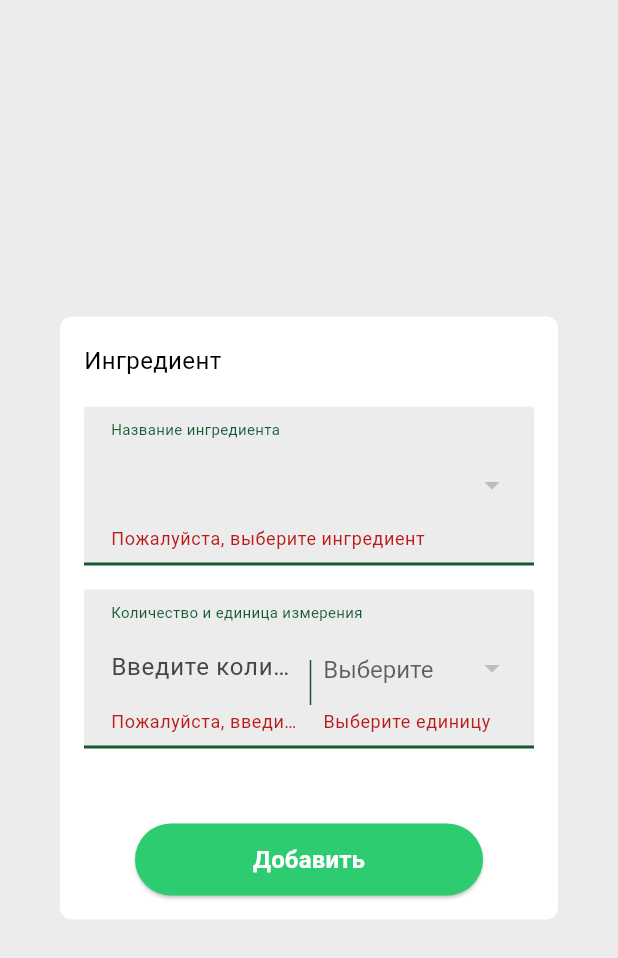
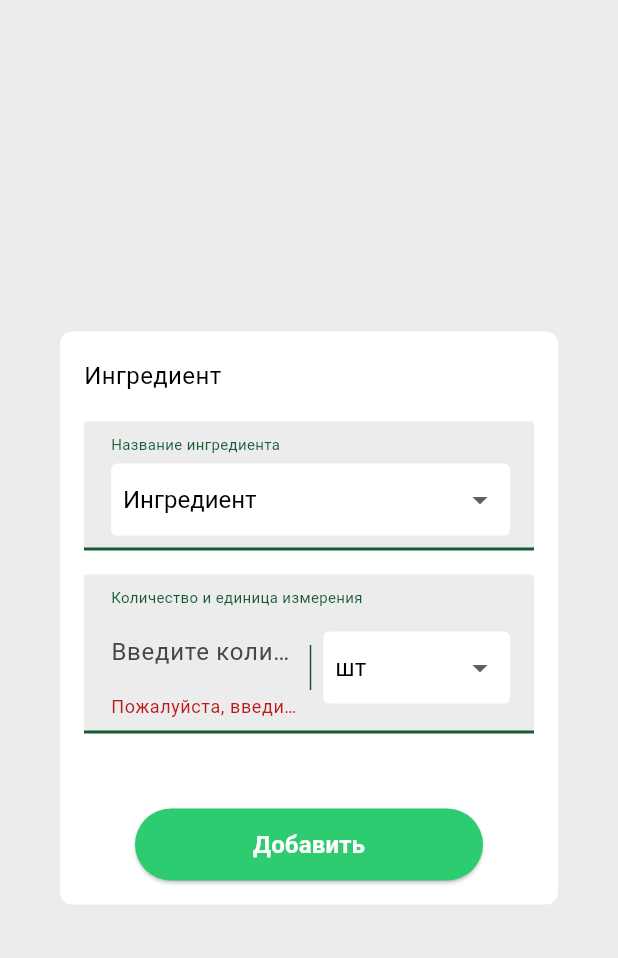
Before and after one commit to RurikV/flutter_recipe_app, a Flutter app: the IngredientDialog widget shown alone on an empty page, opened directly with empty values, after a tap on "Добавить", on a phone screen of 412 x 824 dp. Shown: the top 958 px of the screen. Run offline on Flutter 3.47's test engine with Material 3 defaults, Android fonts, the phone set to English and light mode, and no system bars; our stand-ins replace connectivity_plus, dio, drift, flutter_redux, get_it, image_picker and 4 more; missing offline and left inert: dart:ffi, tflite_flutter; accounts and stored records are empty; generated files the repository leaves out were written again; network calls fail.

Commit message:
Improve dropdown initialization logic and fallback defaults for `IngredientDialog`
- Added fallback defaults for ingredients and units to handle empty lists gracefully.
- Updated dropdown initialization and ensured proper safe values during widget build.
- Refactored dropdown UI for better styling and consistency.
- Included debug statements to aid in initialization verification during development.

```diff
--- a/lib/data/database/database_extensions.dart
+++ b/lib/data/database/database_extensions.dart
@@ -212,6 +212,15 @@ class DatabaseExtensions {
         uniqueUnits.add(ingredient.unit);
       }
     }
+
+    // If no units found in the database, return a default list of common units
+    if (uniqueUnits.isEmpty) {
+      return [
+        'г', 'кг', 'мл', 'л', 'шт', 'ст. ложка', 'ч. ложка', 'стакан',
+        'щепотка', 'по вкусу', 'зубчик'
+      ];
+    }
+
     return uniqueUnits.toList();
   }
 }
--- a/lib/widgets/ingredient/ingredient_dialog.dart
+++ b/lib/widgets/ingredient/ingredient_dialog.dart
@@ -32,6 +32,15 @@ class _IngredientDialogState extends State<IngredientDialog> {
     super.initState();
     _isEditMode = widget.ingredient != null;
 
+    // Ensure we have non-empty lists for dropdowns
+    final safeIngredients = widget.availableIngredients.isNotEmpty
+        ? widget.availableIngredients
+        : ['Ингредиент']; // Default if empty
+
+    final safeUnits = widget.availableUnits.isNotEmpty
+        ? widget.availableUnits
+        : ['шт']; // Default if empty
+
     if (_isEditMode) {
       // Initialize with the existing ingredient values
       _selectedIngredient = widget.ingredient!.name;
@@ -39,10 +48,15 @@ class _IngredientDialogState extends State<IngredientDialog> {
       _selectedUnit = widget.ingredient!.unit;
     } else {
       // Initialize with default values
-      _selectedIngredient = widget.availableIngredients.isNotEmpty ? widget.availableIngredients[0] : '';
+      _selectedIngredient = safeIngredients.first;
       _quantityController = TextEditingController();
-      _selectedUnit = widget.availableUnits.isNotEmpty ? widget.availableUnits[0] : '';
+      _selectedUnit = safeUnits.first;
     }
+
+    // Debug output to verify initialization
+    debugPrint('Initialized with _selectedIngredient=$_selectedIngredient, _selectedUnit=$_selectedUnit');
+    debugPrint('Available ingredients: ${safeIngredients.join(', ')}');
+    debugPrint('Available units: ${safeUnits.join(', ')}');
   }
 
   @override
@@ -54,6 +68,16 @@ class _IngredientDialogState extends State<IngredientDialog> {
   @override
   Widget build(BuildContext context) {
     debugPrint('Building IngredientDialog with _selectedIngredient=$_selectedIngredient, _selectedUnit=$_selectedUnit');
+
+    // Ensure we have non-empty lists for dropdowns
+    final safeIngredients = widget.availableIngredients.isNotEmpty
+        ? widget.availableIngredients
+        : ['Ингредиент']; // Default if empty
+
+    final safeUnits = widget.availableUnits.isNotEmpty
+        ? widget.availableUnits
+        : ['шт']; // Default if empty
+
     return Dialog(
       backgroundColor: Colors.white,
       shape: RoundedRectangleBorder(
@@ -132,17 +156,18 @@ class _IngredientDialogState extends State<IngredientDialog> {
                         else
                           Padding(
                             padding: const EdgeInsets.only(bottom: 8.0),
-                            child: Material(
-                              color: Colors.transparent,
-                              child: DropdownButtonFormField<String>(
-                                value: _selectedIngredient.isNotEmpty ? _selectedIngredient : null,
+                            child: Container(
+                              padding: const EdgeInsets.symmetric(horizontal: 8.0),
+                              decoration: BoxDecoration(
+                                color: Colors.white,
+                                borderRadius: BorderRadius.circular(4.0),
+                              ),
+                              child: DropdownButton<String>(
+                                value: _selectedIngredient.isNotEmpty ? _selectedIngredient : safeIngredients.first,
                                 isExpanded: true,
                                 icon: const Icon(Icons.arrow_drop_down),
-                                decoration: const InputDecoration(
-                                  border: InputBorder.none,
-                                  contentPadding: EdgeInsets.zero,
-                                ),
-                                items: widget.availableIngredients.toSet().toList().map((ingredient) {
+                                underline: Container(height: 0),
+                                items: safeIngredients.toSet().toList().map((ingredient) {
                                   return DropdownMenuItem<String>(
                                     value: ingredient,
                                     child: Text(ingredient),
@@ -154,12 +179,6 @@ class _IngredientDialogState extends State<IngredientDialog> {
                                       _selectedIngredient = value;
                                     });
                                   }
-                                },
-                                validator: (value) {
-                                  if (value == null || value.isEmpty) {
-                                    return 'Пожалуйста, выберите ингредиент';
-                                  }
-                                  return null;
                                 },
                                 style: const TextStyle(
                                   fontFamily: 'Roboto',
@@ -264,18 +283,18 @@ class _IngredientDialogState extends State<IngredientDialog> {
                                 ),
                                 Expanded(
                                   flex: 2,
-                                  child: Material(
-                                    color: Colors.transparent,
-                                    child: DropdownButtonFormField<String>(
-                                      value: _selectedUnit.isNotEmpty ? _selectedUnit : null,
+                                  child: Container(
+                                    padding: const EdgeInsets.symmetric(horizontal: 8.0),
+                                    decoration: BoxDecoration(
+                                      color: Colors.white,
+                                      borderRadius: BorderRadius.circular(4.0),
+                                    ),
+                                    child: DropdownButton<String>(
+                                      value: _selectedUnit.isNotEmpty ? _selectedUnit : safeUnits.first,
                                       isExpanded: true,
                                       icon: const Icon(Icons.arrow_drop_down),
-                                      decoration: const InputDecoration(
-                                        border: InputBorder.none,
-                                        contentPadding: EdgeInsets.zero,
-                                        hintText: 'Выберите единицу',
-                                      ),
-                                      items: widget.availableUnits.toSet().toList().map((unit) {
+                                      underline: Container(height: 0),
+                                      items: safeUnits.toSet().toList().map((unit) {
                                         return DropdownMenuItem<String>(
                                           value: unit,
                                           child: Text(unit),
@@ -287,12 +306,6 @@ class _IngredientDialogState extends State<IngredientDialog> {
                                             _selectedUnit = value;
                                           });
                                         }
-                                      },
-                                      validator: (value) {
-                                        if (value == null || value.isEmpty) {
-                                          return 'Выберите единицу';
-                                        }
-                                        return null;
                                       },
                                       style: const TextStyle(
                                         fontFamily: 'Roboto',
```
